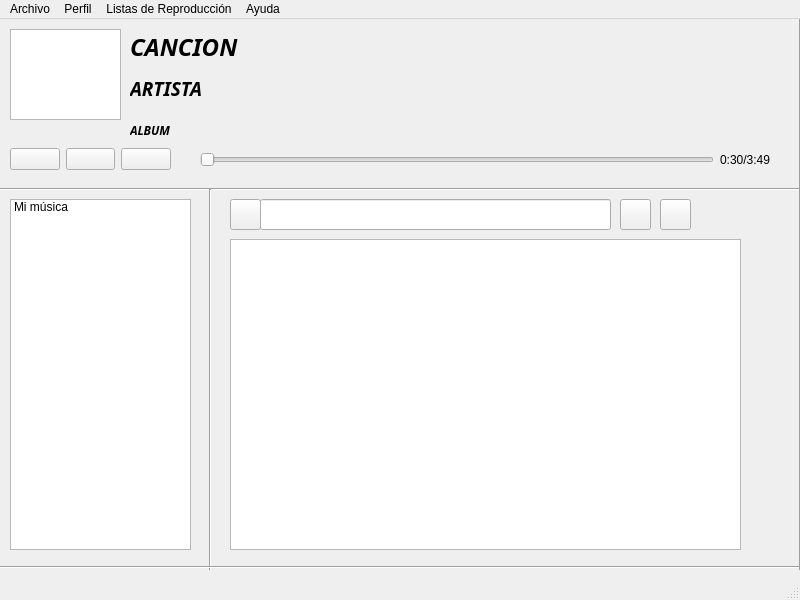
The window that src/ui/graphic.ui (nico4021/LNMusic) describes before a commit, drawn with Qt 5.
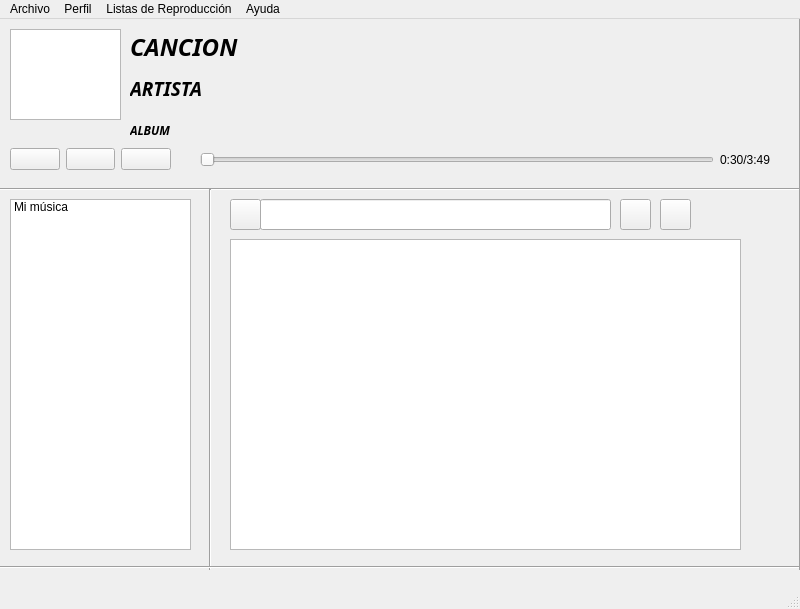
The same window after the commit. Icons and pictures are not drawn.

What changed in the file:
```diff
--- a/src/ui/graphic.ui
+++ b/src/ui/graphic.ui
@@ -7,7 +7,7 @@
     <x>0</x>
     <y>0</y>
     <width>800</width>
-    <height>600</height>
+    <height>609</height>
    </rect>
   </property>
   <property name="windowTitle">
```
Left out of the diff: 36 changed lines with no effect on the pictures.
